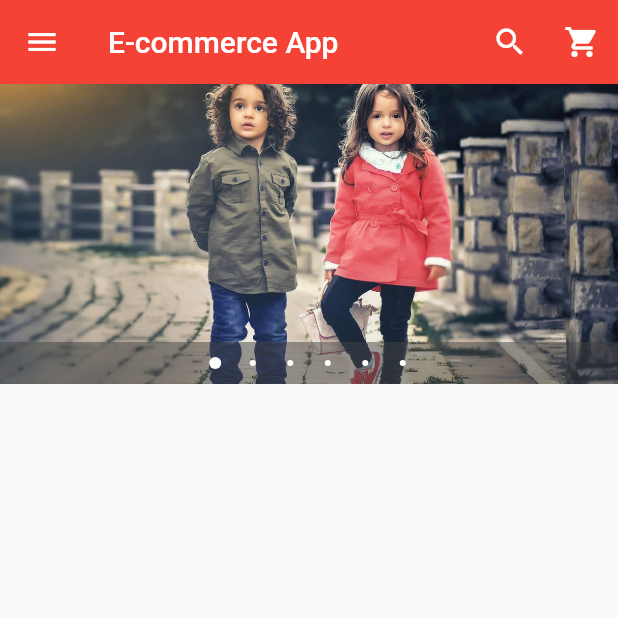
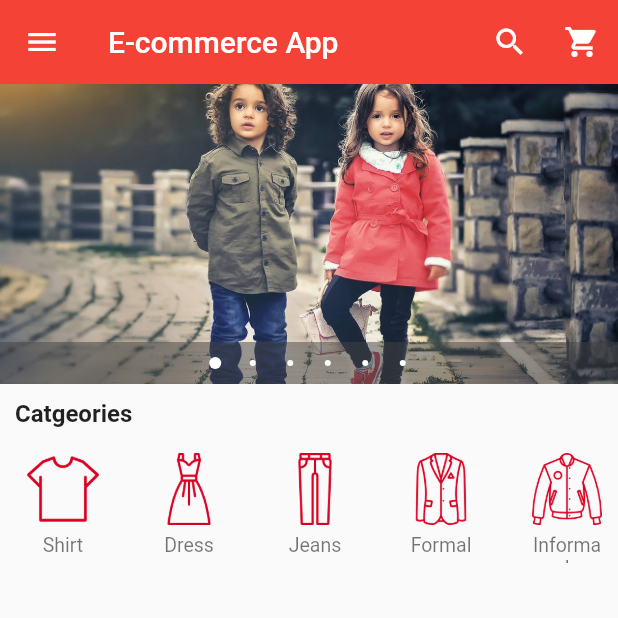
Before and after one commit to Najeeb8680/flutter_ecommerce, a Flutter app: the screen it shows after launch, on a phone screen of 412 x 824 dp, the top half of it. Run offline on Flutter 3.47's test engine with Material 2 defaults, Android fonts, the phone set to English and light mode, and no system bars; drawn by our look-alikes of carousel_pro.

Commit message:
category horizontal list view

```diff
--- /dev/null
+++ b/lib/components/horizontal_categories_list.dart
@@ -0,0 +1,81 @@
+import 'package:flutter/material.dart';
+
+class HorizontalCategoriesList extends StatelessWidget {
+  @override
+  Widget build(BuildContext context) {
+    return Container(
+      height: 80.0,
+      child: ListView(
+        shrinkWrap: true,
+        scrollDirection: Axis.horizontal,
+        children: <Widget>[
+          Category(
+            image: 'images/cats/tshirt.png',
+            name: 'Shirt',
+          ),
+          Category(
+            image: 'images/cats/dress.png',
+            name: 'Dress',
+          ),
+          Category(
+            image: 'images/cats/jeans.png',
+            name: 'Jeans',
+          ),
+          Category(
+            image: 'images/cats/formal.png',
+            name: 'Formal',
+          ),
+          Category(
+            image: 'images/cats/informal.png',
+            name: 'Informal',
+          ),
+          Category(
+            image: 'images/cats/shoe.png',
+            name: 'Shoes',
+          ),
+          Category(
+            image: 'images/cats/accessories.png',
+            name: 'Accessories',
+          ),
+        ],
+      ),
+    );
+  }
+}
+
+class Category extends StatelessWidget {
+  final String image;
+  final String name;
+
+  Category({this.image, this.name});
+
+  @override
+  Widget build(BuildContext context) {
+    return Padding(
+      padding: EdgeInsets.all(2.0),
+      child: InkWell(
+        onTap: () {},
+        child: Container(
+          width: 80.0,
+          child: ListTile(
+            title: Image.asset(
+              image,
+              width: 80.0,
+              height: 50.0,
+              fit: BoxFit.contain,
+            ),
+            subtitle: Container(
+              padding: EdgeInsets.symmetric(vertical: 5.0),
+              alignment: Alignment.topCenter,
+              child: Text(
+                name,
+                textAlign: TextAlign.center,
+                style: TextStyle(fontSize: 13.0),
+              ),
+            ),
+          ),
+        ),
+      ),
+    );
+  }
+}
--- a/lib/main.dart
+++ b/lib/main.dart
@@ -1,5 +1,7 @@
 import 'package:flutter/material.dart';
 import 'package:carousel_pro/carousel_pro.dart';
+
+import 'package:flutter_ecommerce/components/horizontal_categories_list.dart';
 
 void main() => runApp(MyApp());
 
@@ -19,7 +21,6 @@ class HomePage extends StatefulWidget {
 }
 
 class _HomePageState extends State<HomePage> {
-
   @override
   void initState() {
     super.initState();
@@ -129,6 +130,17 @@ class _HomePageState extends State<HomePage> {
       body: ListView(
         children: <Widget>[
           imageCarousel(),
+          Container(
+            padding: EdgeInsets.all(10.0),
+            child: Text(
+              'Catgeories',
+              style: TextStyle(
+                fontSize: 16.0,
+                fontWeight: FontWeight.bold,
+              ),
+            ),
+          ),
+          HorizontalCategoriesList(),
         ],
       ),
     );
```
